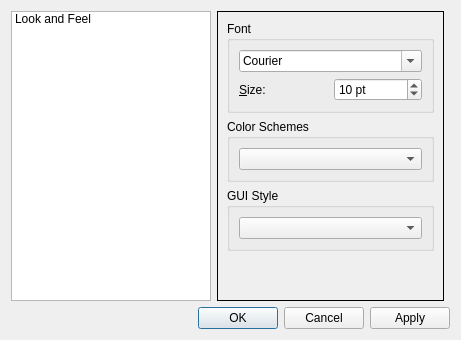
Qt form src/forms/propertiesdialog.ui (lxqt/qterminal) before a commit.
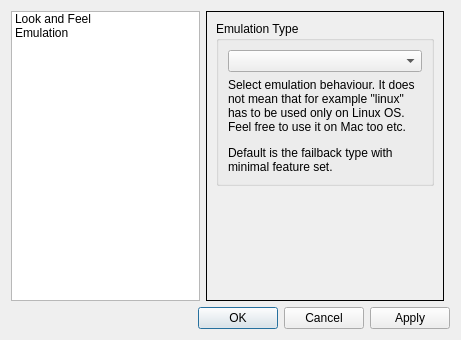
The same form after that commit.

Commit message: allow to change emulation type

```diff
--- a/src/forms/propertiesdialog.ui
+++ b/src/forms/propertiesdialog.ui
@@ -33,6 +33,11 @@
        <string>Look and Feel</string>
       </property>
      </item>
+     <item>
+      <property name="text">
+       <string>Emulation</string>
+      </property>
+     </item>
     </widget>
    </item>
    <item row="1" column="0" colspan="3">
@@ -51,7 +56,7 @@
       <enum>QFrame::Box</enum>
      </property>
      <property name="currentIndex">
-      <number>0</number>
+      <number>1</number>
      </property>
      <widget class="QWidget" name="fontPage">
       <layout class="QGridLayout" name="gridLayout_4">
@@ -137,6 +142,48 @@
        </item>
       </layout>
      </widget>
+     <widget class="QWidget" name="emulationPage">
+      <layout class="QGridLayout" name="gridLayout_7">
+       <item row="0" column="0">
+        <widget class="QGroupBox" name="groupBox_4">
+         <property name="title">
+          <string>Emulation Type</string>
+         </property>
+         <layout class="QGridLayout" name="gridLayout_6">
+          <item row="0" column="0">
+           <widget class="QComboBox" name="emulationComboBox"/>
+          </item>
+          <item row="1" column="0">
+           <widget class="QLabel" name="label_2">
+            <property name="text">
+             <string>Select emulation behaviour. It does not mean that for example &quot;linux&quot; has to be used only on Linux OS. Feel free to use it on Mac too etc.&lt;p&gt;Default is the failback type with minimal feature set.</string>
+            </property>
+            <property name="textFormat">
+             <enum>Qt::RichText</enum>
+            </property>
+            <property name="wordWrap">
+             <bool>true</bool>
+            </property>
+           </widget>
+          </item>
+         </layout>
+        </widget>
+       </item>
+       <item row="1" column="0">
+        <spacer name="verticalSpacer_2">
+         <property name="orientation">
+          <enum>Qt::Vertical</enum>
+         </property>
+         <property name="sizeHint" stdset="0">
+          <size>
+           <width>20</width>
+           <height>57</height>
+          </size>
+         </property>
+        </spacer>
+       </item>
+      </layout>
+     </widget>
     </widget>
    </item>
   </layout>
```
Left out of the diff: 2 changed lines with no effect on the pictures. The commit also changes 8 other files.
